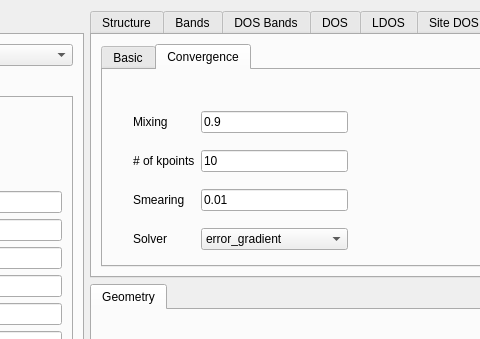
Above: interface-pyqt/hybridribbon/interface.ui from joselado/quantum-lattice before the change; both pictures show x 388 to 868 and y 0 to 339 of the 950 by 659 pixel window. Below: the same form after it.
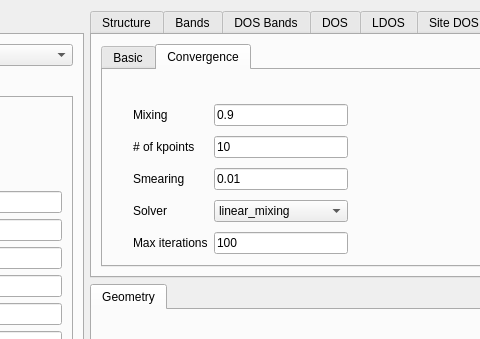
That is the form after the change. The open tabs and pages were chosen to show the change. Custom widgets are drawn as their Qt base class.

Commit message: Make linear_mixing the default SCF solver, add krylov and max iterations

Diff of the .ui file:
```diff
--- a/interface-pyqt/hybridribbon/interface.ui
+++ b/interface-pyqt/hybridribbon/interface.ui
@@ -1005,16 +1005,35 @@
                <property name="toolTip">
                 <string>Iterative algorithm used to converge the self-consistent mean field (requires the optional jax extra; falls back to the default plain-mixing solver for a Hamiltonian with superconducting pairing)</string>
                </property>
-               <item>
-                <property name="text">
-                 <string>error_gradient</string>
-                </property>
-               </item>
                <item>
                 <property name="text">
                  <string>linear_mixing</string>
                 </property>
                </item>
+               <item>
+                <property name="text">
+                 <string>error_gradient</string>
+                </property>
+               </item>
+               <item>
+                <property name="text">
+                 <string>krylov</string>
+                </property>
+               </item>
+              </widget>
+             </item>
+             <item row="4" column="0">
+              <widget class="BodyLabel" name="label_scf_maxite">
+               <property name="text">
+                <string>Max iterations</string>
+               </property>
+              </widget>
+             </item>
+             <item row="4" column="1">
+              <widget class="LineEdit" name="scf_maxite">
+               <property name="text">
+                <string>100</string>
+               </property>
               </widget>
              </item>
             </layout>
```
The commit also changes 21 other files.
